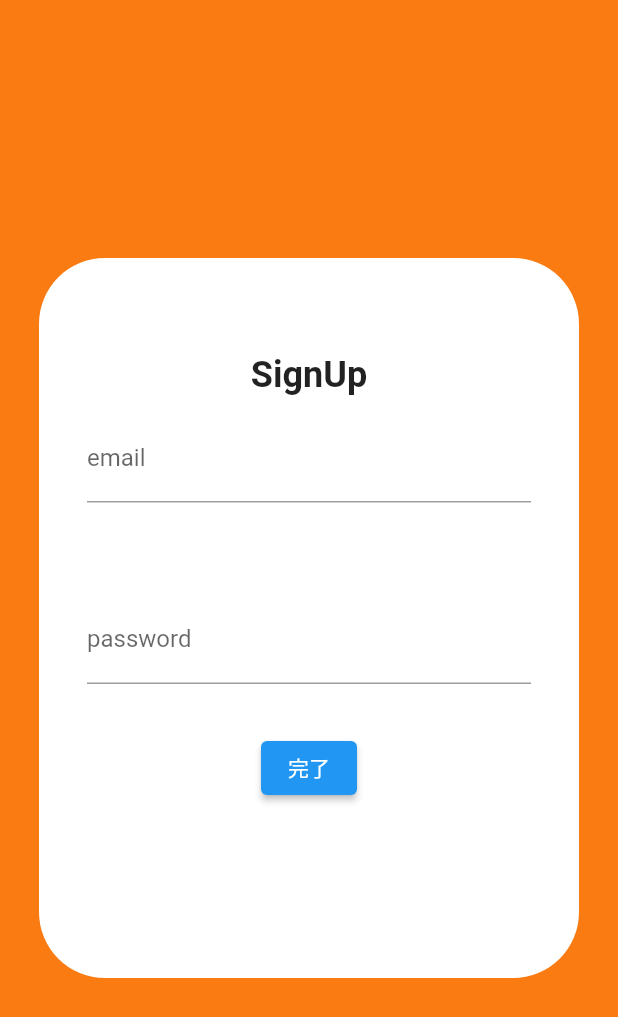
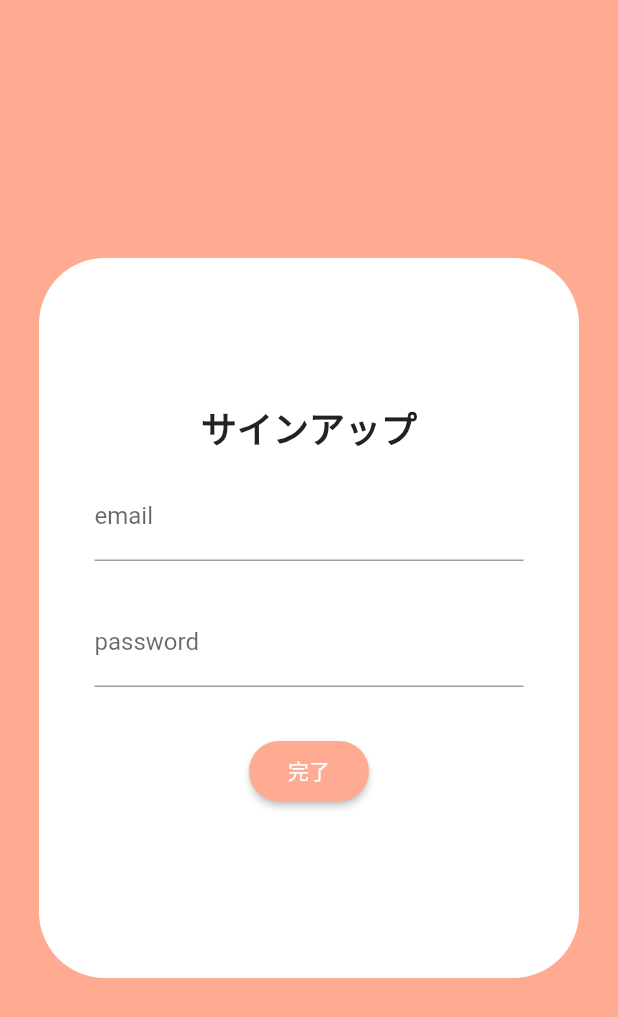
Before and after one commit to Ryota-Kurokawa/hackathon, a Flutter app: the SignupPage screen opened directly, on a phone screen of 412 x 824 dp. Shown: the top 1017 px of the screen. Run offline on Flutter 3.47's test engine with Material 2 defaults, Android fonts, the phone set to English and light mode, and no system bars; our stand-ins replace cloud_firestore, firebase_analytics, firebase_auth, firebase_core, flutter_dotenv, flutter_hooks and 3 more; accounts and stored records are empty.

Commit message:
feat: fix position, change color

```diff
--- a/lib/pages/signup_page.dart
+++ b/lib/pages/signup_page.dart
@@ -23,14 +23,14 @@ class SignupPage extends StatelessWidget {
           child: Column(
             children: [
               const Padding(
-                padding: EdgeInsets.only(top: 64),
+                padding: EdgeInsets.only(top: 95),
               ),
               const Text(
-                'SignUp',
+                'サインアップ',
                 style: TextStyle(fontSize: 24, fontWeight: FontWeight.bold),
               ),
               Padding(
-                padding: const EdgeInsets.only(top: 12, right: 32, left: 32),
+                padding: const EdgeInsets.only(top: 12, right: 37, left: 37),
                 child: TextField(
                   controller: _emailController,
                   decoration: const InputDecoration(
@@ -41,10 +41,10 @@ class SignupPage extends StatelessWidget {
                 ),
               ),
               const Padding(
-                padding: EdgeInsets.only(top: 62),
+                padding: EdgeInsets.only(top: 25),
               ),
               Padding(
-                padding: const EdgeInsets.only(left: 32, right: 32),
+                padding: const EdgeInsets.only(left: 37, right: 37),
                 child: TextField(
                   controller: _passController,
                   decoration: const InputDecoration(
@@ -81,13 +81,20 @@ class SignupPage extends StatelessWidget {
                     // );
                   }
                 },
+                style: ElevatedButton.styleFrom(
+                  primary: const Color(0xffFFAB91),
+                  minimumSize: Size(80, 40),
+                  shape: RoundedRectangleBorder(
+                    borderRadius: BorderRadius.circular(25), // 丸みを持たせる半径を指定
+                  ), // ボタンの背景色を設定
+                ),
                 child: const Text('完了'),
               ),
             ],
           ),
         ),
       ),
-      backgroundColor: Color.fromARGB(255, 250, 123, 18),
+      backgroundColor: Color(0xffFFAB91),
     );
   }
 }
```
